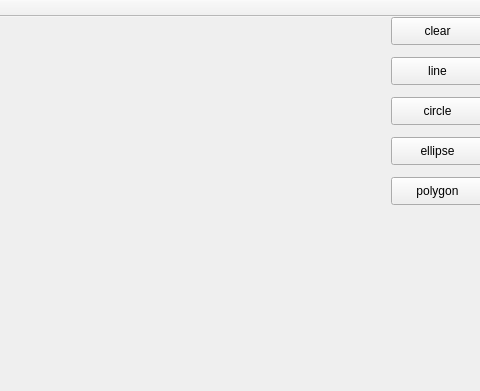
This is mainwindow.ui in JiaweiLing/CGLab as Qt 5 draws it before an edit; both pictures show x 339 to 819 and y 0 to 391 of the 819 by 497 pixel window. The edited form follows.
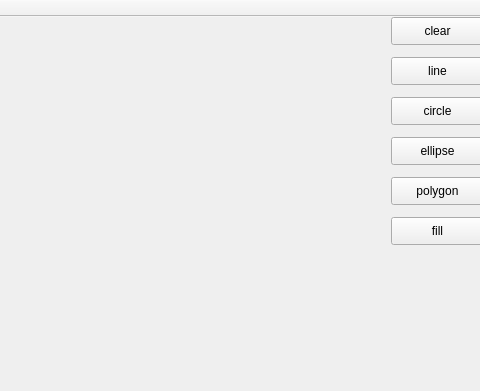
This is the edited form.

Diff of the .ui file:
```diff
--- a/mainwindow.ui
+++ b/mainwindow.ui
@@ -79,6 +79,19 @@
      <string>polygon</string>
     </property>
    </widget>
+   <widget class="QPushButton" name="pushButton_6">
+    <property name="geometry">
+     <rect>
+      <x>730</x>
+      <y>200</y>
+      <width>93</width>
+      <height>28</height>
+     </rect>
+    </property>
+    <property name="text">
+     <string>fill</string>
+    </property>
+   </widget>
   </widget>
   <widget class="QMenuBar" name="menuBar">
    <property name="geometry">
```
